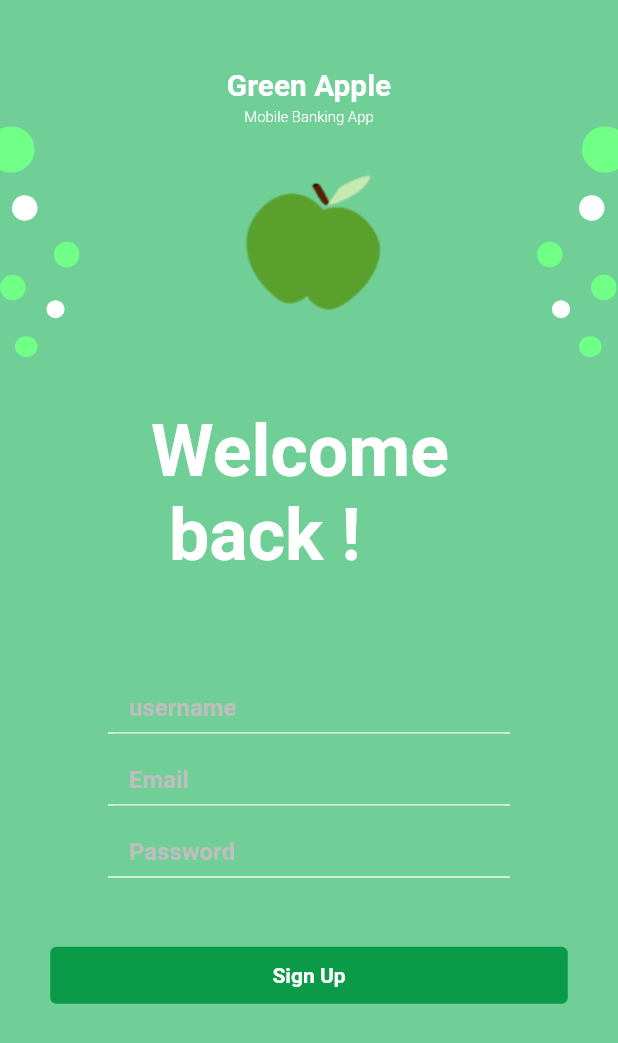
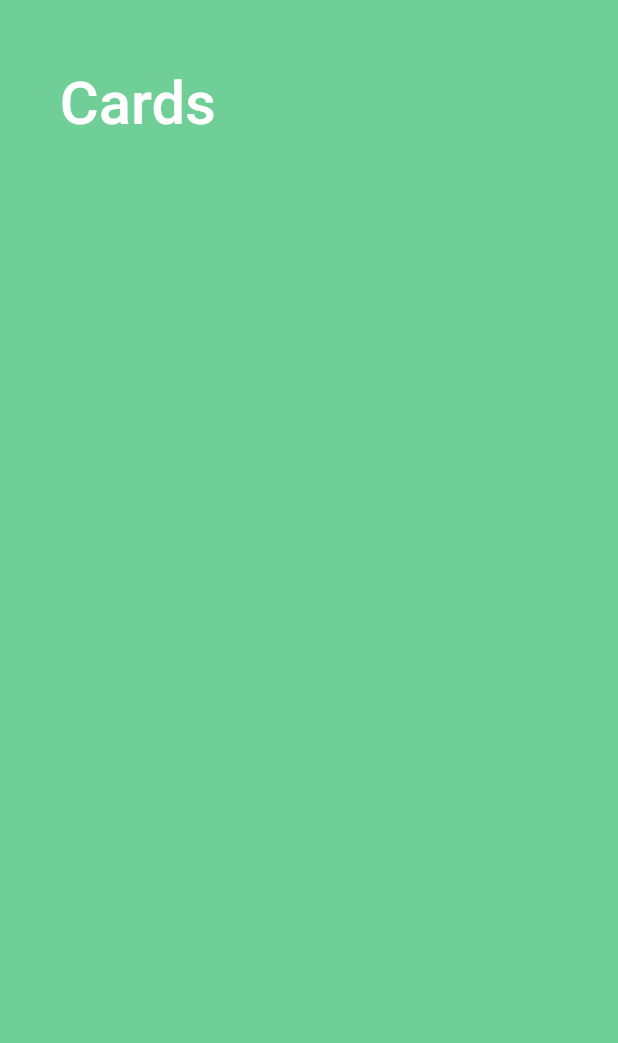
Before and after one commit to RohanBudhathoki/Mobile-banking-app, a Flutter app: the screen it shows after launch, on a phone screen of 412 x 824 dp. Shown: the top 1043 px of the screen. Run offline on Flutter 3.47's test engine with Material 2 defaults, Android fonts, the phone set to English and light mode, and no system bars; our stand-ins replace flutter_screenutil, flutter_svg, get; Roboto replaces fonts that are missing (Mulish).

Commit message:
home screen

```diff
--- /dev/null
+++ b/lib/Screens/home/home.dart
@@ -0,0 +1,38 @@
+import 'package:flutter/material.dart';
+import 'package:flutter/src/foundation/key.dart';
+import 'package:flutter/src/widgets/framework.dart';
+import 'package:flutter_screenutil/flutter_screenutil.dart';
+import 'package:mobilebankingapp/config/appstring.dart';
+import 'package:mobilebankingapp/config/sizebox.dart';
+
+class HomeScreen extends StatefulWidget {
+  const HomeScreen({Key? key}) : super(key: key);
+
+  @override
+  State<HomeScreen> createState() => _HomeScreenState();
+}
+
+class _HomeScreenState extends State<HomeScreen> {
+  @override
+  Widget build(BuildContext context) {
+    return SafeArea(
+        child: Scaffold(
+      backgroundColor: Color(0xff6FCF97),
+      body: ListView(
+        children: [
+          const SpaceH50(),
+          Padding(
+            padding: EdgeInsets.only(left: 40.w),
+            child: Text(
+              AppString.cards,
+              style: TextStyle(
+                  color: const Color(0xffFFFFFF),
+                  fontSize: 40.sp,
+                  fontWeight: FontWeight.w500),
+            ),
+          )
+        ],
+      ),
+    ));
+  }
+}
--- a/lib/common/common_authbutton.dart
+++ b/lib/common/common_authbutton.dart
@@ -1,4 +1,5 @@
 import 'package:flutter/material.dart';
+import 'package:flutter_screenutil/flutter_screenutil.dart';
 
 class CommonAuthButton extends StatelessWidget {
   final String text;
@@ -11,9 +12,10 @@ class CommonAuthButton extends StatelessWidget {
 
   @override
   Widget build(BuildContext context) {
-    return SizedBox(
-      width: 345,
-      height: 38,
+    return Container(
+      decoration: BoxDecoration(borderRadius: BorderRadius.circular(32.r)),
+      width: 100.w,
+      height: 45.h,
       child: ElevatedButton(
         onPressed: onPressed ?? () {},
         style: ElevatedButton.styleFrom(
--- a/lib/config/appstring.dart
+++ b/lib/config/appstring.dart
@@ -2,4 +2,5 @@ class AppString {
   static String greenApple = 'Green Apple';
   static String mobilebankingapp = 'Mobile Banking App';
   static String welcome = "Welcome \n back !";
+  static String cards = 'Cards';
 }
--- a/lib/main.dart
+++ b/lib/main.dart
@@ -1,6 +1,7 @@
 import 'package:flutter/material.dart';
 import 'package:flutter_screenutil/flutter_screenutil.dart';
 import 'package:get/get.dart';
+import 'package:mobilebankingapp/Screens/home/home.dart';
 import 'package:mobilebankingapp/Screens/login/signin.dart';
 
 void main() {
@@ -21,7 +22,7 @@ class _MyAppState extends State<MyApp> {
         designSize: const Size(414, 896),
         builder: (context, child) {
           return const GetMaterialApp(
-            home: SignInScreen(),
+            home: HomeScreen(),
           );
         });
   }
```
Also changed, not shown: lib/Screens/login/signin.dart (+8 -1 lines), lib/common/commonauth_chip.dart (added, +17 -0 lines), assets/botomrightdesign.svg (added), assets/bottomleftdesign.svg (added), assets/bottomright.jpg (added).
